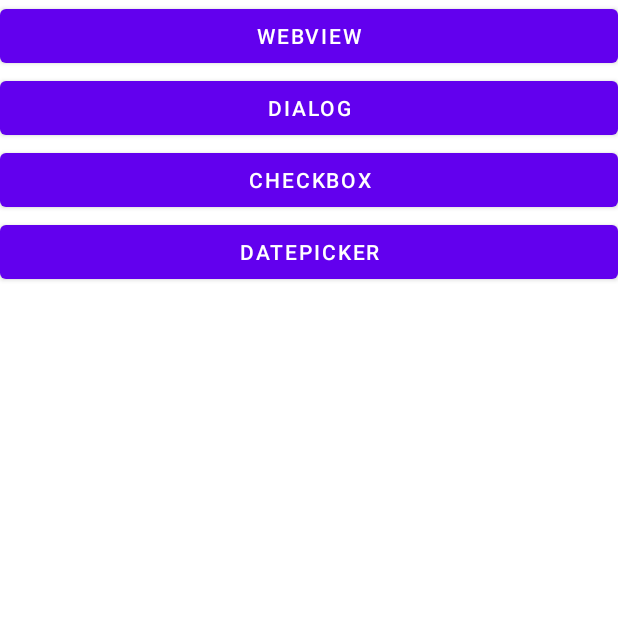
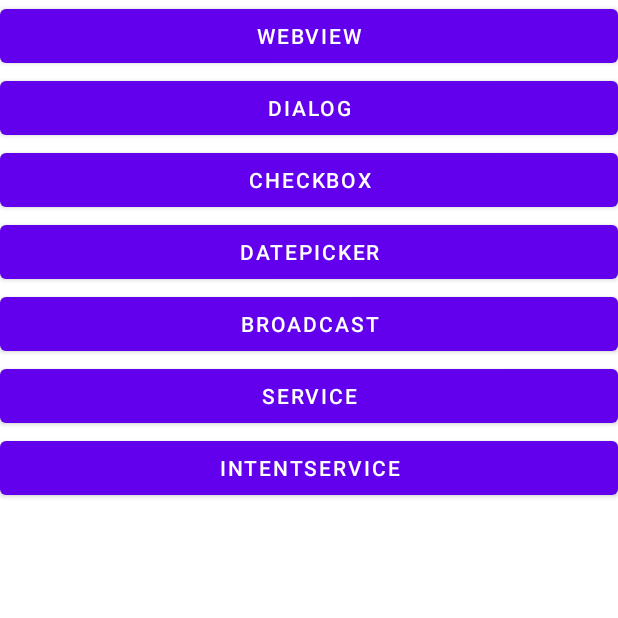
Before and after one commit to wufan666666/FirstKotlin, an Android app: the screen it shows after launch (MainActivity), on a phone screen of 412 x 824 dp, the top half of it. Run offline under Robolectric (Android 15) with nearby library versions, the phone set to English and light mode, and no system bars.

Commit message:
some changes about android

```diff
--- a/app/src/main/java/com/wufanfirstkotlin/MainActivity.kt
+++ b/app/src/main/java/com/wufanfirstkotlin/MainActivity.kt
@@ -7,6 +7,9 @@ import android.util.Log
 import android.view.View
 import android.widget.Button
 import android.widget.DatePicker
+import com.wufanfirstkotlin.Service.ServiceIntentActivity
+import com.wufanfirstkotlin.Service.ServiceJavaActivity
+import com.wufanfirstkotlin.broadcast.BroadCastActivity
 import com.wufanfirstkotlin.yufalianxi.CheckBoxActivity
 import com.wufanfirstkotlin.yufalianxi.DatePickerActivity
 import com.wufanfirstkotlin.yufalianxi.DialogActivity
@@ -18,6 +21,10 @@ class MainActivity : AppCompatActivity(), View.OnClickListener {
     private lateinit var dialog: Button
     private lateinit var checkbox: Button
     private lateinit var datePicker: Button
+    private lateinit var broadcast: Button
+    private lateinit var service: Button
+    private lateinit var intentservice: Button
+
     override fun onCreate(savedInstanceState: Bundle?) {
         super.onCreate(savedInstanceState)
         setContentView(R.layout.activity_main)
@@ -25,10 +32,16 @@ class MainActivity : AppCompatActivity(), View.OnClickListener {
         dialog = findViewById(R.id.dialog)
         checkbox = findViewById(R.id.checkbox)
         datePicker = findViewById(R.id.date_picker)
+        broadcast = findViewById(R.id.broadcast)
+        service = findViewById(R.id.service)
+        intentservice = findViewById(R.id.intent_service)
         webviewbt.setOnClickListener(this)
         dialog.setOnClickListener(this)
         checkbox.setOnClickListener(this)
         datePicker.setOnClickListener(this)
+        broadcast.setOnClickListener(this)
+        service.setOnClickListener(this)
+        intentservice.setOnClickListener(this)
     }
 
     override fun onClick(v: View?) {
@@ -41,6 +54,12 @@ class MainActivity : AppCompatActivity(), View.OnClickListener {
 
             R.id.date_picker -> startActivity(Intent(this, DatePickerActivity::class.java))
 
+            R.id.broadcast -> startActivity(Intent(this, BroadCastActivity::class.java))
+
+            R.id.service -> startActivity(Intent(this, ServiceJavaActivity::class.java))
+
+            R.id.intent_service -> startActivity(Intent(this, ServiceIntentActivity::class.java))
+
 
         }
     }
--- a/app/src/main/res/layout/activity_main.xml
+++ b/app/src/main/res/layout/activity_main.xml
@@ -32,5 +32,23 @@
         android:layout_height="wrap_content"
         android:text="datePicker"
         />
+    <Button
+        android:id="@+id/broadcast"
+        android:layout_width="match_parent"
+        android:layout_height="wrap_content"
+        android:text="broadcast"
+        />
+
+    <Button
+        android:id="@+id/service"
+        android:layout_width="match_parent"
+        android:layout_height="wrap_content"
+        android:text="service" />
+
+    <Button
+        android:id="@+id/intent_service"
+        android:layout_width="match_parent"
+        android:layout_height="wrap_content"
+        android:text="IntentService" />
 
 </LinearLayout>
```
Also changed, not shown: app/src/main/AndroidManifest.xml (+19 -1 lines), app/src/main/java/com/wufanfirstkotlin/yufalianxi/CheckBoxActivity.kt (+9 -0 lines), app/src/main/java/com/wufanfirstkotlin/yufalianxi/DatePickerActivity.kt (+6 -5 lines).
